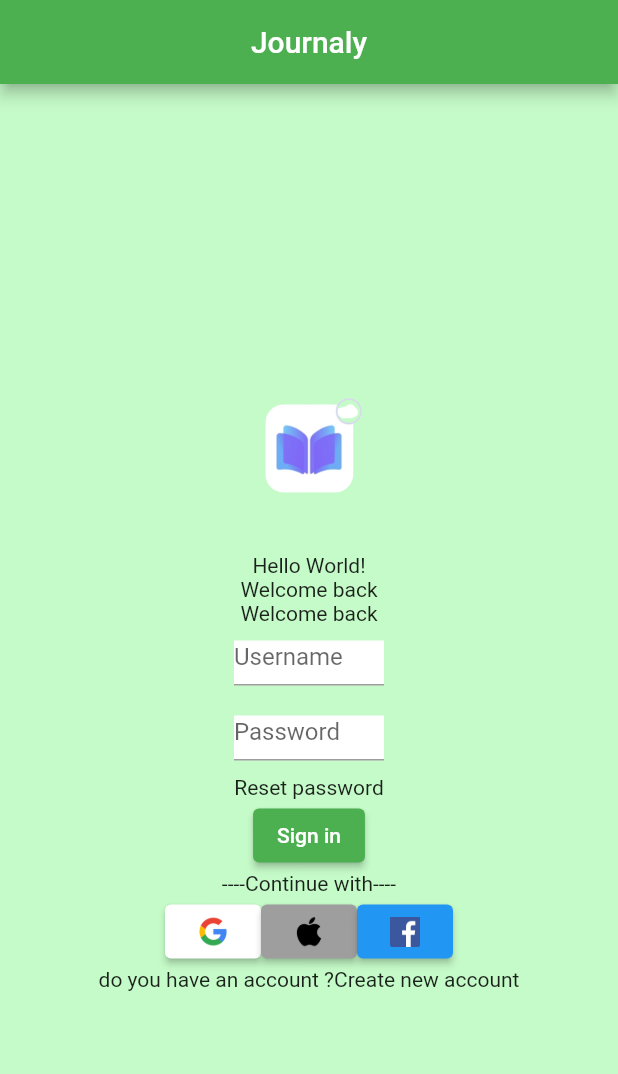
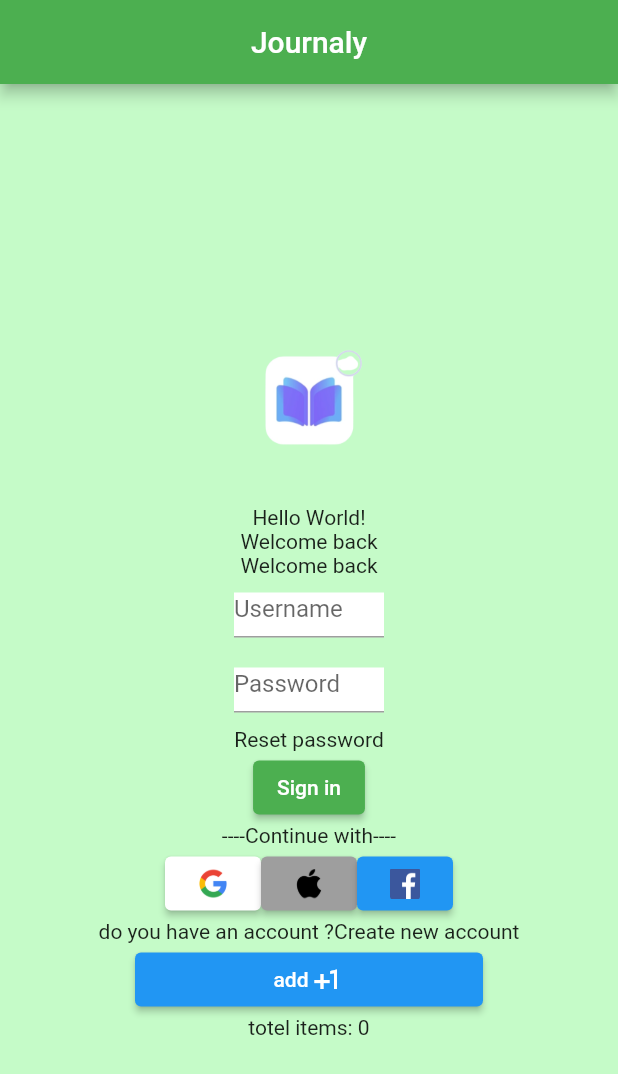
Before and after one commit to Azzam-dev/Journaly, a Flutter app: the screen it shows after launch, on a phone screen of 412 x 824 dp. Shown: the top 1074 px of the screen. Run offline on Flutter 3.47's test engine with Material 2 defaults, Android fonts, the phone set to English and light mode, and no system bars.

Commit message:
created new counter widget

```diff
--- /dev/null
+++ b/lib/Counter.dart
@@ -0,0 +1,38 @@
+import 'package:flutter/material.dart';
+
+class MyCounter extends StatefulWidget {
+  const MyCounter({super.key});
+
+  @override
+  State<MyCounter> createState() => _MyCounterState();
+}
+
+class _MyCounterState extends State<MyCounter> {
+  int number = 0;
+  void incressNumber() {
+    setState(() {
+      number++;
+    });
+  }
+
+  @override
+  Widget build(BuildContext context) {
+    return Column(
+      children: [
+        ElevatedButton(
+            onPressed: incressNumber,
+            child: Container(
+              width: 200,
+              child: Row(
+                mainAxisAlignment: MainAxisAlignment.center,
+                children: [
+                  Text("add"),
+                  Icon(Icons.plus_one),
+                ],
+              ),
+            )),
+        Text("totel items: $number")
+      ],
+    );
+  }
+}
--- a/lib/main.dart
+++ b/lib/main.dart
@@ -2,6 +2,7 @@ import 'package:flutter/material.dart';
 import 'intro.dart';
 import 'login.dart';
 import 'createAccount.dart';
+import 'Counter.dart';
 
 void main() {
   runApp(const MainApp());
@@ -22,11 +23,7 @@ class MainApp extends StatelessWidget {
         body: Center(
           child: Column(
             mainAxisAlignment: MainAxisAlignment.center,
-            children: [
-              Intro(),
-              Login(),
-              CreateAccount(),
-            ],
+            children: [Intro(), Login(), CreateAccount(), MyCounter()],
           ),
         ),
         backgroundColor: Color.fromARGB(255, 197, 251, 200),
```
